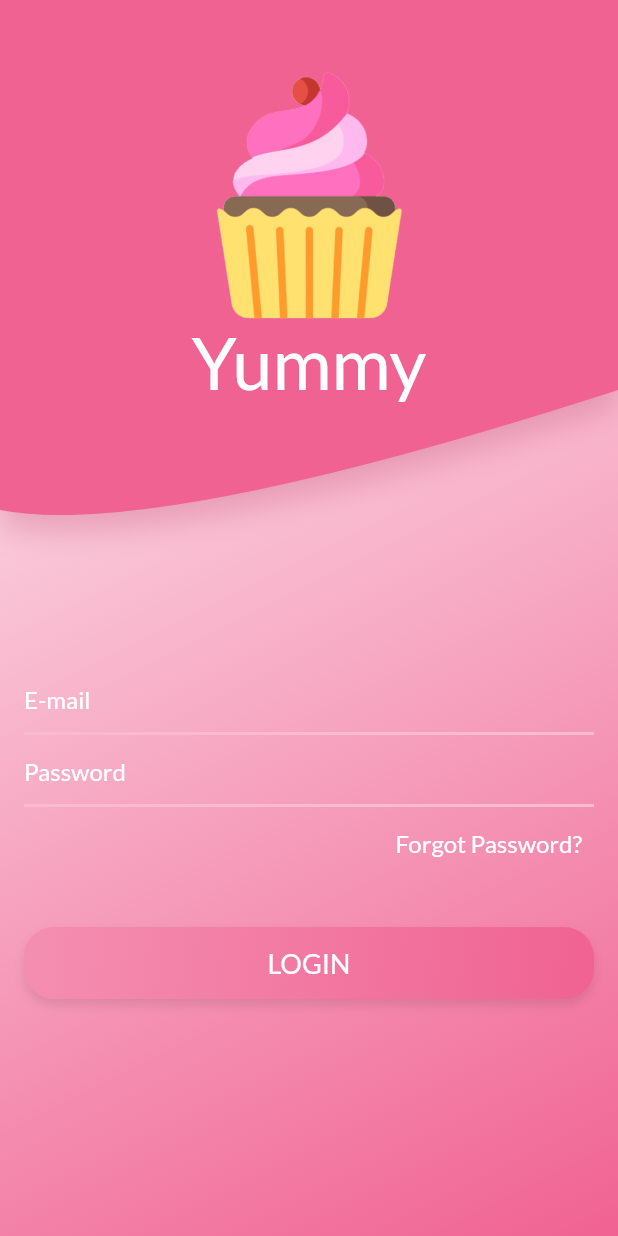
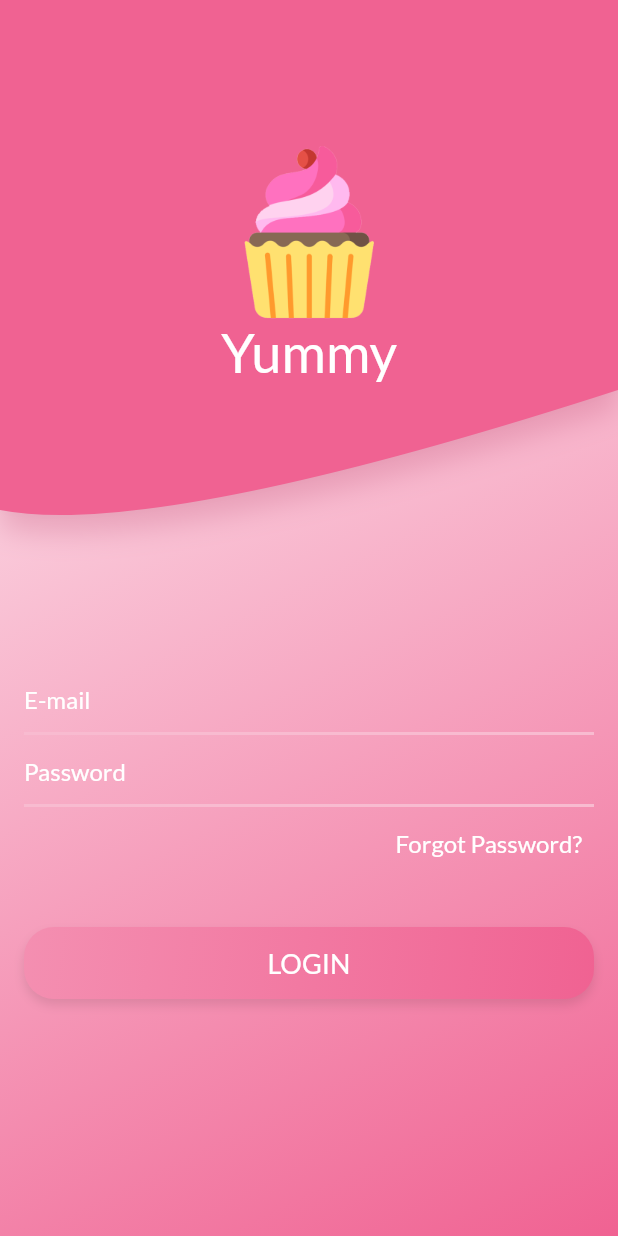
Before and after one commit to KevinKoboriResearch/tcc, a Flutter app: the screen it shows after launch, on a phone screen of 412 x 824 dp. Run offline on Flutter 3.47's test engine with Material 2 defaults, Android fonts, the phone set to English and light mode, and no system bars.

```diff
--- a/lib/core/data/revenue_data.dart
+++ b/lib/core/data/receipts_data.dart
@@ -1,6 +1,6 @@
 import "package:flutter/material.dart";
 
-final revenuesJson = [
+final receiptsJson = [
   {
     "id": "product-0",
     "name": "",
--- a/lib/core/models/revenue_model.dart
+++ b/lib/core/models/receipt_model.dart
@@ -1,6 +1,6 @@
 import "package:tcc/core/models/text_model.dart";
 
-class RevenueModel {
+class ReceiptModel {
   String id;
   String name;
   String title;
@@ -11,7 +11,7 @@ class RevenueModel {
   String release;
   String image;
 
-  RevenueModel({
+  ReceiptModel({
     this.id,
     this.name,
     this.title,
@@ -23,7 +23,7 @@ class RevenueModel {
     this.image,
   });
 
-  RevenueModel.fromMap(Map<String, dynamic> map) {
+  ReceiptModel.fromMap(Map<String, dynamic> map) {
     id = map["id"] as String;
     name = map["name"] as String;
     title = map["title"] as String;
--- a/lib/main.dart
+++ b/lib/main.dart
@@ -4,7 +4,7 @@ import 'package:tcc/modules/app_shell/app_shell_page.dart';
 
 import 'modules/app_shell/app_shell_page.dart';
 import "modules/login/login_page.dart";
-import 'modules/revenues/revenues_page.dart';
+import 'modules/receipts/receipts_page.dart';
 // import "package:flutter_neumorphic/flutter_neumorphic.dart";
 
 void main() {
--- a/lib/modules/login/login_page.dart
+++ b/lib/modules/login/login_page.dart
@@ -24,26 +24,27 @@ class LoginPage extends StatelessWidget {
             padding: const EdgeInsets.all(16.0),
             child: Stack(
               children: [
-                Column(
-                  crossAxisAlignment: CrossAxisAlignment.stretch,
+                SizedBox(
+                  width: MediaQuery.of(context).size.width,
+                  height: MediaQuery.of(context).size.width * 0.7,
+                  child: Column(
+                    crossAxisAlignment: CrossAxisAlignment.center,
+                    mainAxisAlignment: MainAxisAlignment.center,
                     children: [
                       SizedBox(height: 32),
-                    Column(
-                      children: [
                       Image.asset(
                         'assets/logos/yummy_logo.png',
-                          height: MediaQuery.of(context).size.height * 0.2,
+                        height: MediaQuery.of(context).size.height * 0.14,
                       ),
                       Text(
                         'Yummy',
                         style: TextStyle(
                           color: Colors.white,
-                            fontSize: 48,
+                          fontSize: 36,
                         ),
                       ),
                     ],
                   ),
-                  ],
                 ),
                 Column(
                   mainAxisAlignment: MainAxisAlignment.end,
@@ -105,7 +106,8 @@ class LoginPage extends StatelessWidget {
                       ),
                     ),
                     SizedBox(height: 32),
-                    MediaQuery.of(context).viewInsets.bottom == false ? Container() : Container(
+                    // MediaQuery.of(context).viewInsets.bottom == false ? Container() :
+                    Container(
                       width: double.infinity,
                       decoration: BoxDecoration(
                         boxShadow: [
```
Also changed, not shown: lib/core/providers/receipts_provider.dart (added, +39 -0 lines), lib/core/providers/revenues_provider.dart (deleted, +0 -39 lines), lib/modules/app_shell/app_shell_page.dart (+5 -5 lines), lib/modules/products/products_page.dart (+9 -9 lines), lib/modules/products/widgets/product_item.dart (+5 -5 lines), lib/modules/profile/profile_page copy.dart (+5 -5 lines), lib/modules/receipts/edit_receipts/receipts_page.dart (added, +17 -0 lines), lib/modules/receipts/receipts_page.dart (renamed from lib/modules/revenues/revenues_page.dart, +14 -14 lines), lib/modules/receipts/widgets/receipt_item.dart (renamed from lib/modules/revenues/widgets/revenue_item.dart, +7 -7 lines), lib/modules/revenues/revenue/revenue_page.dart (deleted, +0 -17 lines), lib/modules/receipts/edit_receipts/receipts_edit_page.dart (renamed from lib/modules/revenues/revenue/revenue_edit_page.dart), lib/modules/receipts/widgets/scroll_listener.dart (renamed from lib/modules/revenues/widgets/scroll_listener.dart), 1 other file. Lines whose indentation alone changed are shown as unchanged.
